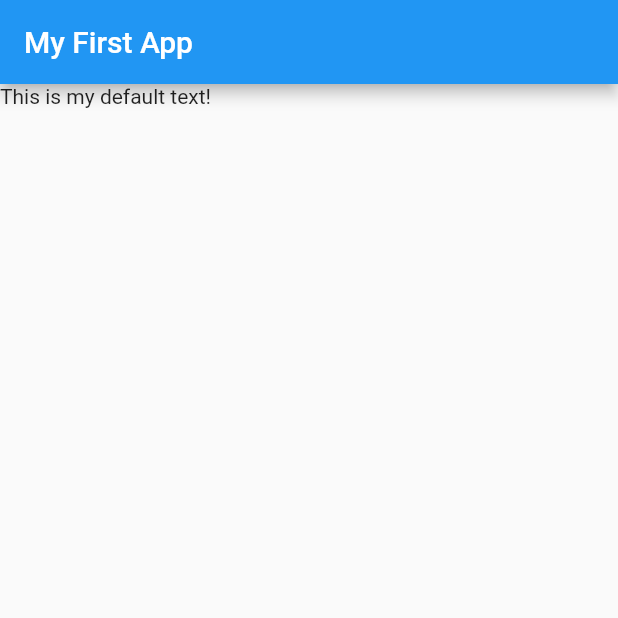
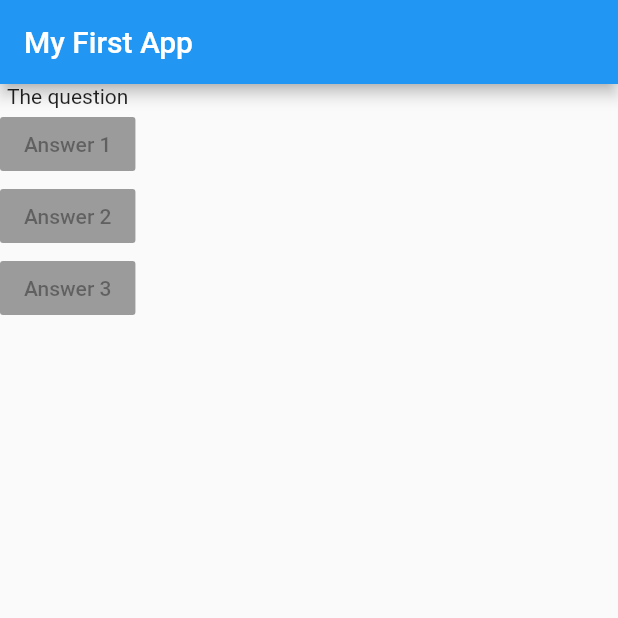
Before and after one commit to frank-mendez/flutterdev, a Flutter app: the screen it shows after launch, on a phone screen of 412 x 824 dp, the top half of it. Run offline on Flutter 3.47's test engine with Material 2 defaults, Android fonts, the phone set to English and light mode, and no system bars.

Commit message:
Adding Layout Widgets

```diff
--- a/lib/main.dart
+++ b/lib/main.dart
@@ -7,12 +7,30 @@ void main() {
 class MyApp extends StatelessWidget {
   @override
   Widget build(BuildContext context) {
+    var questions = [
+      'What\'s your favorite color?',
+      'What\'s your favorite animal?',
+    ];
     return MaterialApp(
       home: Scaffold(
         appBar: AppBar(
           title: Text('My First App'),
         ),
-        body: Text('This is my default text!'),
+        body: Column(children: [
+          Text('The question'),
+          RaisedButton(
+            child: Text('Answer 1'),
+            onPressed: null,
+          ),
+          RaisedButton(
+            child: Text('Answer 2'),
+            onPressed: null,
+          ),
+          RaisedButton(
+            child: Text('Answer 3'),
+            onPressed: null,
+          ),
+        ]),
       ),
     );
   }
```
